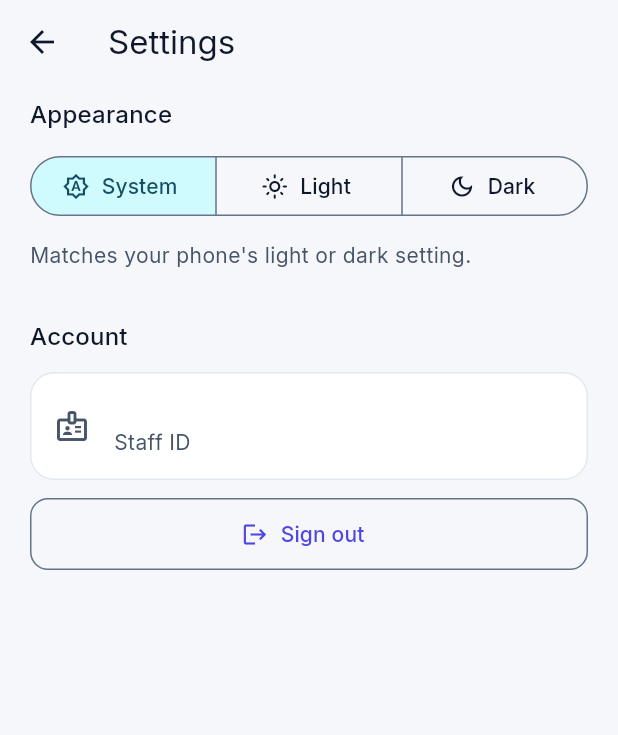
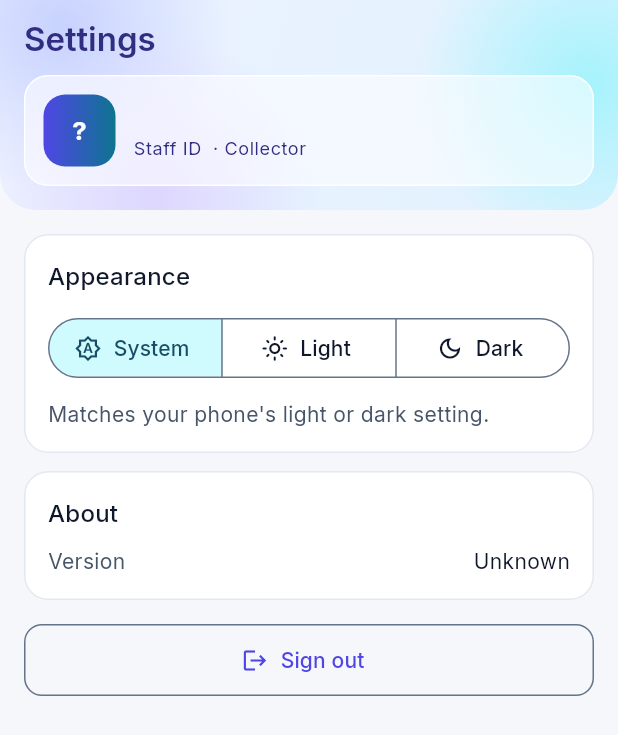
Before and after one commit to Benney-Walker/cash_client, a Flutter app: the SettingsScreen screen opened directly with empty values, on a phone screen of 412 x 824 dp. Shown: the top 735 px of the screen. Run offline on Flutter 3.47's test engine with Material 3 defaults, Android fonts, the phone set to English and light mode, and no system bars; our stand-ins replace flutter_secure_storage, package_info_plus, shared_preferences; accounts and stored records are empty.

Commit message:
Restyle Settings as S1, the profile header
Settings gets the same wash header as home and history, with the
collector's initials, name and staff ID on a glass card. Below it, on
the plain page: the Appearance card, a new About card with the
installed version, and an outlined Sign out button.

The initials tile uses the button gradient and its text colour, like
the desktop app's brand mark, so the letters stay readable in dark
mode. AppInfo is passed through the shell to Settings.

This completes the redesign with the lighter tints: sign-in, home,
history and settings.

Co-Authored-By: Claude Opus 5.5 <noreply@anthropic.com>
Claude-Session: https://claude.ai/code/session_014iXCa2UKE3nBUvatNT2K1B

```diff
--- /dev/null
+++ b/lib/common/initials_avatar.dart
@@ -0,0 +1,43 @@
+import 'package:flutter/material.dart';
+
+import '../theme/app_gradients.dart';
+import 'names.dart';
+
+/// The collector's initials on a rounded tile, like the desktop app's "CC"
+/// brand mark.
+///
+/// It sits on the button gradient with the button's text colour (white in
+/// light mode, dark indigo in dark mode), a pairing the contrast tests
+/// already cover. White letters on the dark-mode gradient would be too
+/// faint.
+class InitialsAvatar extends StatelessWidget {
+  const InitialsAvatar({super.key, required this.name, this.size = 48});
+
+  final String name;
+  final double size;
+
+  @override
+  Widget build(BuildContext context) {
+    final gradients = AppGradients.of(context);
+
+    return ExcludeSemantics(
+      child: Container(
+        width: size,
+        height: size,
+        alignment: Alignment.center,
+        decoration: BoxDecoration(
+          gradient: gradients.button,
+          borderRadius: BorderRadius.circular(size * 0.3),
+        ),
+        child: Text(
+          initials(name),
+          style: TextStyle(
+            color: gradients.onButton,
+            fontWeight: FontWeight.w700,
+            fontSize: size * 0.36,
+          ),
+        ),
+      ),
+    );
+  }
+}
--- a/lib/common/names.dart
+++ b/lib/common/names.dart
@@ -6,3 +6,14 @@ String displayName(String name) => name
     .where((part) => part.isNotEmpty)
     .map((part) => part[0].toUpperCase() + part.substring(1).toLowerCase())
     .join(' ');
+
+/// Up to two initials for an avatar: "KOFI MENSAH" gives "KM", "EFUA"
+/// gives "E". Uses the first and last names, so middle names don't push
+/// the surname out.
+String initials(String name) {
+  final parts = name.trim().split(RegExp(r'\s+')).where((p) => p.isNotEmpty);
+  if (parts.isEmpty) return '?';
+  final first = parts.first[0];
+  final last = parts.length > 1 ? parts.last[0] : '';
+  return (first + last).toUpperCase();
+}
--- a/lib/home/home_shell.dart
+++ b/lib/home/home_shell.dart
@@ -1,6 +1,7 @@
 import 'package:flutter/material.dart';
 
 import '../auth/auth_session.dart';
+import '../settings/app_info.dart';
 import '../settings/settings_screen.dart';
 import '../settings/theme_controller.dart';
 import 'history_screen.dart';
@@ -15,11 +16,13 @@ class HomeShell extends StatefulWidget {
     super.key,
     required this.session,
     required this.theme,
+    required this.appInfo,
     required this.onSignOut,
   });
 
   final AuthSession session;
   final ThemeController theme;
+  final AppInfo appInfo;
   final VoidCallback onSignOut;
 
   @override
@@ -49,6 +52,7 @@ class _HomeShellState extends State<HomeShell> {
             theme: widget.theme,
             staffId: widget.session.staffId,
             staffName: widget.session.staffName,
+            appInfo: widget.appInfo,
             onSignOut: widget.onSignOut,
           ),
         ],
--- a/lib/main.dart
+++ b/lib/main.dart
@@ -126,6 +126,7 @@ class _AuthGateState extends State<AuthGate> {
         return HomeShell(
           session: session,
           theme: widget.theme,
+          appInfo: widget.appInfo,
           onSignOut: sessions.signOut,
         );
       },
--- a/lib/settings/settings_screen.dart
+++ b/lib/settings/settings_screen.dart
@@ -1,14 +1,27 @@
 import 'package:flutter/material.dart';
+import 'package:flutter/services.dart';
 
+import '../common/glass_card.dart';
+import '../common/initials_avatar.dart';
 import '../common/names.dart';
+import '../common/wash_header.dart';
+import '../theme/app_gradients.dart';
+import 'app_info.dart';
 import 'theme_controller.dart';
 
+/// Settings, design S1 ("profile header"): the wash header with the
+/// collector's initials, name and staff ID on a glass card, then the
+/// Appearance and About cards and Sign out on the plain page.
+///
+/// There's no primary action here, so no gradient button; Sign out is
+/// outlined.
 class SettingsScreen extends StatelessWidget {
   const SettingsScreen({
     super.key,
     required this.theme,
     required this.staffId,
     required this.staffName,
+    required this.appInfo,
     required this.onSignOut,
   });
 
@@ -17,25 +30,132 @@ class SettingsScreen extends StatelessWidget {
 
   /// As the backend returns it, which is upper case.
   final String staffName;
+
+  /// For the About card.
+  final AppInfo appInfo;
   final VoidCallback onSignOut;
+
+  @override
+  Widget build(BuildContext context) {
+    final isDark = Theme.of(context).brightness == Brightness.dark;
+
+    // The wash runs under the status bar, so its icons follow the wash.
+    return AnnotatedRegion<SystemUiOverlayStyle>(
+      value: isDark ? SystemUiOverlayStyle.light : SystemUiOverlayStyle.dark,
+      child: Scaffold(
+        body: ListView(
+          padding: EdgeInsets.zero,
+          children: [
+            _ProfileHeader(staffId: staffId, staffName: staffName),
+            Padding(
+              padding: const EdgeInsets.fromLTRB(16, 16, 16, 24),
+              child: Column(
+                crossAxisAlignment: CrossAxisAlignment.stretch,
+                children: [
+                  _AppearanceCard(theme: theme),
+                  const SizedBox(height: 12),
+                  _AboutCard(appInfo: appInfo),
+                  const SizedBox(height: 16),
+                  OutlinedButton.icon(
+                    key: const Key('settings.signOut'),
+                    onPressed: onSignOut,
+                    icon: const Icon(Icons.logout),
+                    label: const Text('Sign out'),
+                  ),
+                ],
+              ),
+            ),
+          ],
+        ),
+      ),
+    );
+  }
+}
+
+class _ProfileHeader extends StatelessWidget {
+  const _ProfileHeader({required this.staffId, required this.staffName});
+
+  final String staffId;
+  final String staffName;
+
+  @override
+  Widget build(BuildContext context) {
+    final gradients = AppGradients.of(context);
+    final textTheme = Theme.of(context).textTheme;
+
+    return WashHeader(
+      child: Column(
+        crossAxisAlignment: CrossAxisAlignment.stretch,
+        children: [
+          Semantics(
+            header: true,
+            child: Text(
+              'Settings',
+              style: textTheme.titleLarge?.copyWith(
+                color: gradients.panelText,
+                fontWeight: FontWeight.w600,
+              ),
+            ),
+          ),
+          const SizedBox(height: 10),
+          GlassCard(
+            padding: const EdgeInsets.all(12),
+            radius: 16,
+            child: Row(
+              children: [
+                InitialsAvatar(name: staffName),
+                const SizedBox(width: 12),
+                Expanded(
+                  // Everything on the glass uses panelText; see GlassCard.
+                  child: Column(
+                    crossAxisAlignment: CrossAxisAlignment.start,
+                    children: [
+                      Text(
+                        displayName(staffName),
+                        key: const Key('settings.staffName'),
+                        style: textTheme.titleMedium?.copyWith(
+                          color: gradients.panelText,
+                          fontWeight: FontWeight.w600,
+                        ),
+                      ),
+                      Text(
+                        'Staff ID $staffId · Collector',
+                        key: const Key('settings.staffId'),
+                        style: textTheme.bodySmall
+                            ?.copyWith(color: gradients.panelText),
+                      ),
+                    ],
+                  ),
+                ),
+              ],
+            ),
+          ),
+        ],
+      ),
+    );
+  }
+}
+
+class _AppearanceCard extends StatelessWidget {
+  const _AppearanceCard({required this.theme});
+
+  final ThemeController theme;
 
   @override
   Widget build(BuildContext context) {
     final textTheme = Theme.of(context).textTheme;
     final scheme = Theme.of(context).colorScheme;
 
-    return Scaffold(
-      appBar: AppBar(title: const Text('Settings')),
-      body: ListView(
-        padding: const EdgeInsets.fromLTRB(20, 8, 20, 24),
-        children: [
-          Text('Appearance', style: textTheme.titleMedium),
-          const SizedBox(height: 12),
-          ListenableBuilder(
+    return Card(
+      child: Padding(
+        padding: const EdgeInsets.all(16),
+        child: ListenableBuilder(
           listenable: theme,
           builder: (context, _) => Column(
             crossAxisAlignment: CrossAxisAlignment.stretch,
             children: [
+              Text('Appearance', style: textTheme.titleMedium),
+              const SizedBox(height: 12),
               SegmentedButton<ThemeMode>(
                 key: const Key('settings.themeMode'),
                 showSelectedIcon: false,
@@ -60,7 +180,7 @@ class SettingsScreen extends StatelessWidget {
                 onSelectionChanged: (selection) =>
                     theme.setMode(selection.single),
               ),
-                const SizedBox(height: 12),
+              const SizedBox(height: 10),
               Text(
                 _describe(theme.mode),
                 key: const Key('settings.themeModeHint'),
@@ -70,27 +190,6 @@ class SettingsScreen extends StatelessWidget {
             ],
           ),
         ),
-          const SizedBox(height: 32),
-          Text('Account', style: textTheme.titleMedium),
-          const SizedBox(height: 12),
-          Card(
-            child: ListTile(
-              leading: const Icon(Icons.badge_outlined),
-              title: Text(
-                displayName(staffName),
-                key: const Key('settings.staffName'),
-              ),
-              subtitle: Text('Staff ID $staffId'),
-            ),
-          ),
-          const SizedBox(height: 12),
-          OutlinedButton.icon(
-            key: const Key('settings.signOut'),
-            onPressed: onSignOut,
-            icon: const Icon(Icons.logout),
-            label: const Text('Sign out'),
-          ),
-        ],
       ),
     );
   }
@@ -101,3 +200,44 @@ class SettingsScreen extends StatelessWidget {
         ThemeMode.dark => 'Always dark.',
       };
 }
+
+class _AboutCard extends StatelessWidget {
+  const _AboutCard({required this.appInfo});
+
+  final AppInfo appInfo;
+
+  @override
+  Widget build(BuildContext context) {
+    final textTheme = Theme.of(context).textTheme;
+    final scheme = Theme.of(context).colorScheme;
+
+    return Card(
+      child: Padding(
+        padding: const EdgeInsets.all(16),
+        child: Column(
+          crossAxisAlignment: CrossAxisAlignment.stretch,
+          children: [
+            Text('About', style: textTheme.titleMedium),
+            const SizedBox(height: 10),
+            Row(
+              children: [
+                Expanded(
+                  child: Text(
+                    'Version',
+                    style: textTheme.bodyMedium
+                        ?.copyWith(color: scheme.onSurfaceVariant),
+                  ),
+                ),
+                Text(
+                  appInfo.versionLabel,
+                  key: const Key('settings.version'),
+                  style: textTheme.bodyMedium,
+                ),
+              ],
+            ),
+          ],
+        ),
+      ),
+    );
+  }
+}
```
Also changed, not shown: 3 other files. Lines whose indentation alone changed are shown as unchanged.
